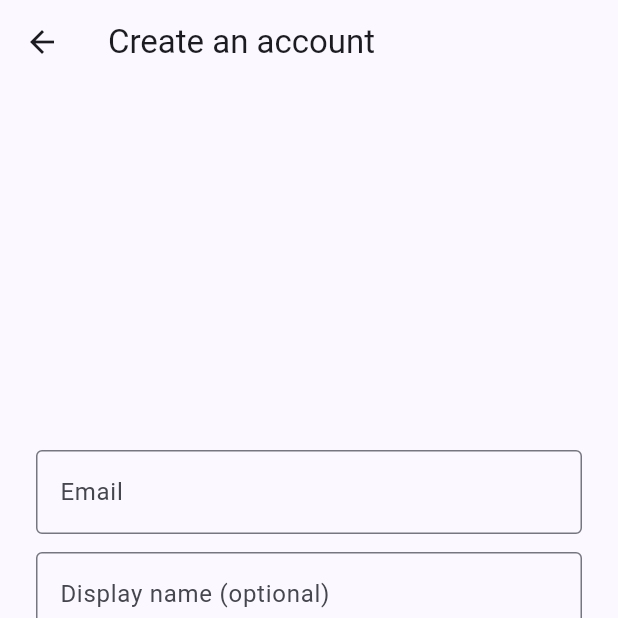
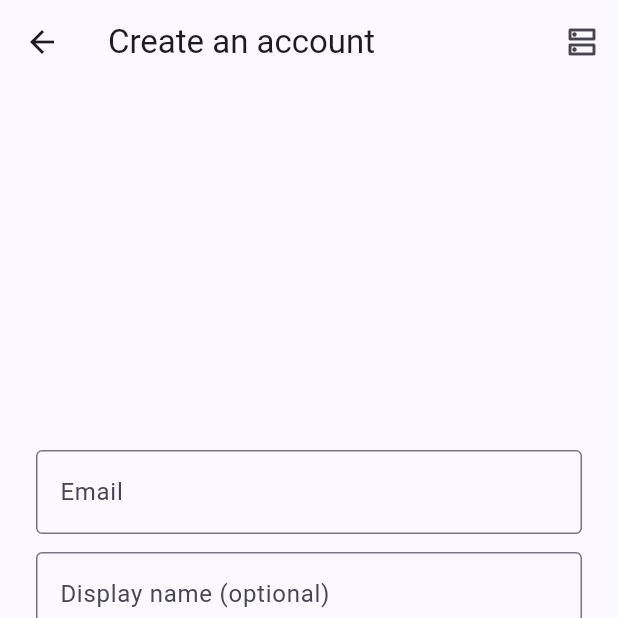
Before and after one commit to MohammedMoataz/botvy, a Flutter app: the screen it shows after launch, after a tap on "Create an account", on a phone screen of 412 x 824 dp, the top half of it. Run offline on Flutter 3.47's test engine with Material 3 defaults, Android fonts, the phone set to English and light mode, and no system bars; our stand-ins replace dio, firebase_core, firebase_messaging, flutter_riverpod, flutter_secure_storage; accounts and stored records are empty; network calls fail.

Commit message:
fix(mobile): reach server settings from the create-account screen
Registering on a physical phone was a dead end. The sign-in screen carries a
'Server settings' action; the create-account screen did not. A user who went
straight to registration could not change the server URL, and could not sign
in to get to the screen that had the button either.

The default compounded it: 10.0.2.2 is the Android EMULATOR's alias for the
host and resolves to nothing on a real device, so the very first thing a
sideloaded build does is fail to connect.

- Same settings action added to the create-account app bar.
- Connection error now says where the setting is ('tap the server icon in
  the top bar') and why the default fails on a phone. It previously said
  'Check the server URL in Settings' without saying how to get there.

flutter analyze clean; 17/17 mobile, 84/84 gateway.

```diff
--- a/apps/mobile/lib/src/api/api_client.dart
+++ b/apps/mobile/lib/src/api/api_client.dart
@@ -303,7 +303,9 @@ class ApiClient {
         e.type == DioExceptionType.connectionTimeout) {
       return ApiException(
           'Cannot reach the gateway at ${dio.options.baseUrl}. '
-          'Check the server URL in Settings.',
+          'Tap the server icon in the top bar to change it. '
+          '10.0.2.2 only works on the Android emulator — a real phone needs '
+          "this machine's address on your network, or a tunnel URL.",
           statusCode: status);
     }
     return ApiException(e.message ?? 'Request failed.', statusCode: status);
--- a/apps/mobile/lib/src/features/auth/auth_screens.dart
+++ b/apps/mobile/lib/src/features/auth/auth_screens.dart
@@ -158,7 +158,22 @@ class _RegisterScreenState extends ConsumerState<RegisterScreen> {
     });
 
     return Scaffold(
-      appBar: AppBar(title: const Text('Create an account')),
+      // Same server-settings action as the sign-in screen. Without it a user
+      // who lands here first is stuck: registering fails because the server
+      // URL is wrong, and the only way to change it was on the screen they
+      // navigated away from.
+      appBar: AppBar(
+        title: const Text('Create an account'),
+        actions: [
+          IconButton(
+            icon: const Icon(Icons.dns_outlined),
+            tooltip: 'Server settings',
+            onPressed: () => Navigator.of(context).push(MaterialPageRoute(
+              builder: (_) => const SettingsScreen(),
+            )),
+          ),
+        ],
+      ),
       body: Center(
         child: SingleChildScrollView(
           padding: const EdgeInsets.all(24),
```
